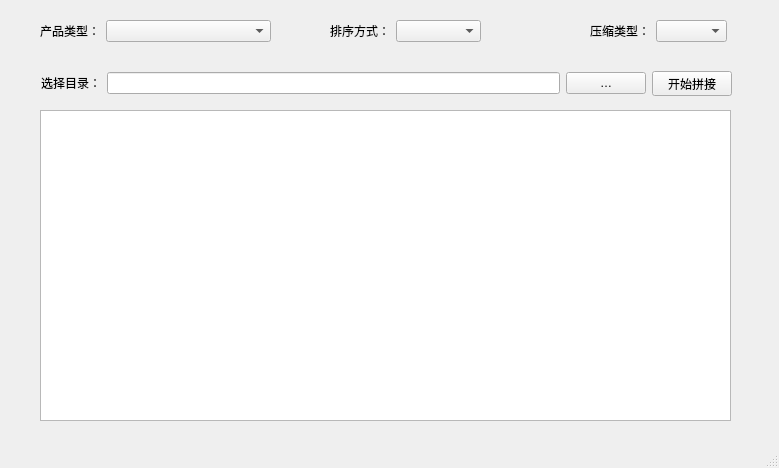
First picture: the form in mainwindow.ui, repository Rason09/LogSplicer_QT, before the edit.
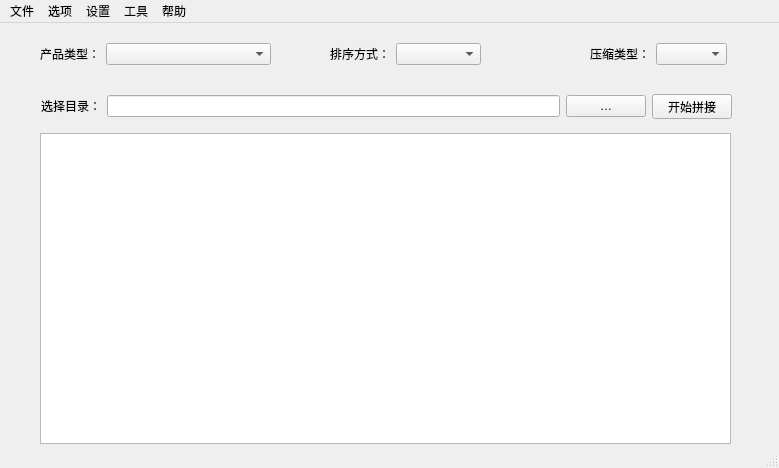
Second picture: the form after the edit.

Commit message: 菜单新增MD5码计算工具

```diff
--- a/mainwindow.ui
+++ b/mainwindow.ui
@@ -166,6 +166,41 @@
      <height>23</height>
     </rect>
    </property>
+   <widget class="QMenu" name="menu_Functions">
+    <property name="title">
+     <string>工具</string>
+    </property>
+    <addaction name="action_MD5Func"/>
+    <addaction name="separator"/>
+    <addaction name="action_OtherFuncs"/>
+    <addaction name="separator"/>
+   </widget>
+   <widget class="QMenu" name="menu_Help">
+    <property name="title">
+     <string>帮助</string>
+    </property>
+    <addaction name="action_about"/>
+   </widget>
+   <widget class="QMenu" name="menu_Options">
+    <property name="title">
+     <string>选项</string>
+    </property>
+   </widget>
+   <widget class="QMenu" name="menu_Tools">
+    <property name="title">
+     <string>设置</string>
+    </property>
+   </widget>
+   <widget class="QMenu" name="menu_File">
+    <property name="title">
+     <string>文件</string>
+    </property>
+   </widget>
+   <addaction name="menu_File"/>
+   <addaction name="menu_Options"/>
+   <addaction name="menu_Tools"/>
+   <addaction name="menu_Functions"/>
+   <addaction name="menu_Help"/>
   </widget>
   <widget class="QStatusBar" name="statusbar"/>
  </widget>
```
Left out of the diff: 15 changed lines with no effect on the pictures. The commit also changes 10 other files.
